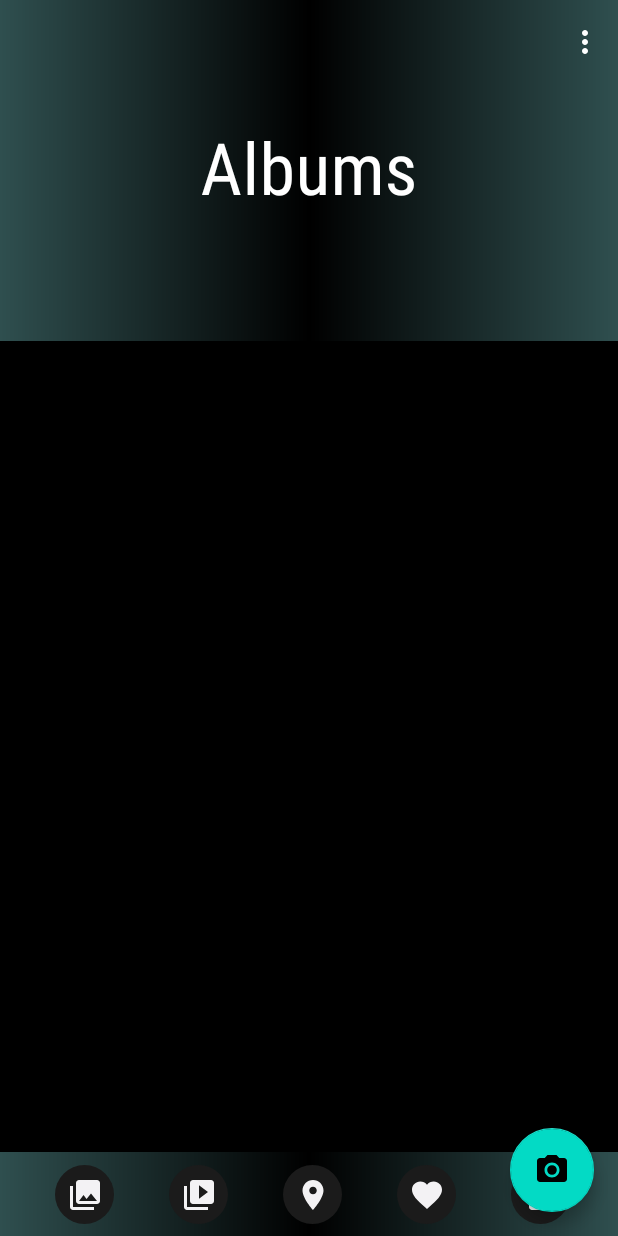
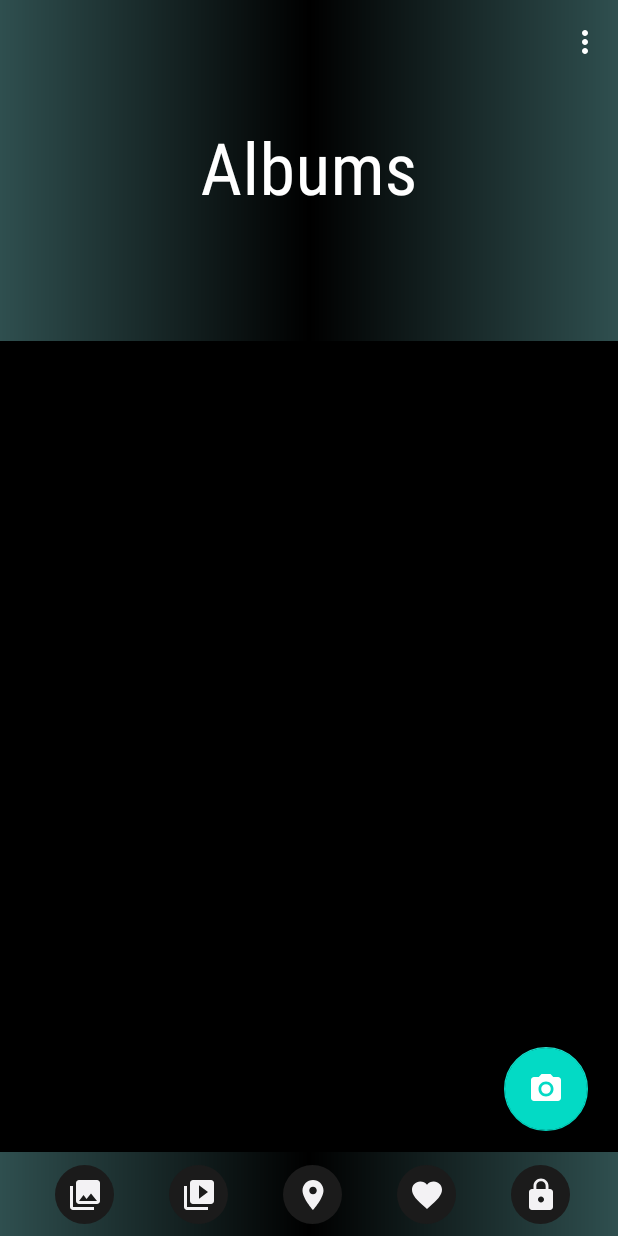
Before and after one commit to hoangphuc184/Mobile-project, an Android app: the screen it shows after launch (MainActivity), on a phone screen of 412 x 824 dp. Run offline under Robolectric (Android 15) with nearby library versions, the phone set to English and light mode, and no system bars; our stand-ins replace sdp/ssp sizes; 2 statements that could not run were skipped.

Commit message:
camera_update

```diff
--- a/Gallery/app/src/main/AndroidManifest.xml
+++ b/Gallery/app/src/main/AndroidManifest.xml
@@ -2,6 +2,7 @@
 <manifest xmlns:android="http://schemas.android.com/apk/res/android"
     package="com.example.gallery">
 
+    <uses-permission android:name="android.permission.CAMERA"/>
     <uses-permission android:name="android.permission.READ_EXTERNAL_STORAGE" />
     <uses-permission android:name="android.permission.WRITE_EXTERNAL_STORAGE" />
 
--- a/Gallery/app/src/main/res/drawable/background_camera_button.xml
+++ /dev/null
@@ -1,5 +0,0 @@
-<?xml version="1.0" encoding="utf-8"?>
-<shape xmlns:android="http://schemas.android.com/apk/res/android"
-    android:shape="oval">
-    <solid android:color="@color/design_default_color_surface"/>
-</shape>
--- a/Gallery/app/src/main/res/layout/activity_main.xml
+++ b/Gallery/app/src/main/res/layout/activity_main.xml
@@ -117,13 +117,16 @@
     </androidx.constraintlayout.widget.ConstraintLayout>
 
     <com.google.android.material.floatingactionbutton.FloatingActionButton
-        android:id="@+id/floating_action_button"
+        android:id="@+id/btn_camera"
         android:layout_width="wrap_content"
         android:layout_height="wrap_content"
         android:layout_gravity="bottom|right"
-        android:layout_margin="16dp"
+        android:layout_marginBottom="70dp"
+        android:layout_marginEnd="20dp"
         android:contentDescription="Camera"
         app:srcCompat="@drawable/ic_camera"
-        tools:ignore="VectorDrawableCompat"/>
+        tools:ignore="VectorDrawableCompat"
+        app:tint="@color/white"
+        android:layout_marginRight="20dp" />
 
 </androidx.coordinatorlayout.widget.CoordinatorLayout>
```
Also changed, not shown: Gallery/app/src/main/java/com/example/gallery/MainActivity.java (+30 -0 lines).
